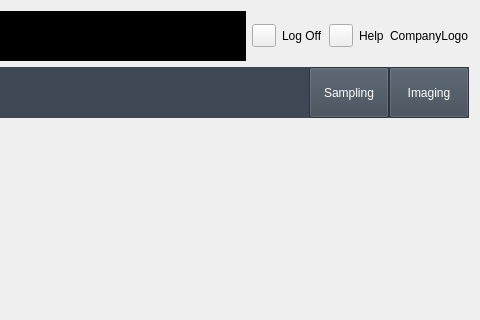
Old version of the form UIModular/MainWindow/MainWindowUI.ui in the repository EddyXieFalcon/ColorAnalyst; both pictures show x 495 to 975 and y 0 to 320 of the 975 by 844 pixel window.
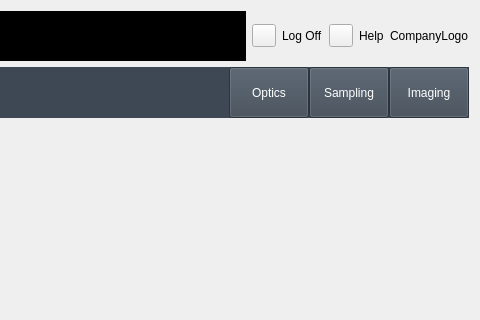
New version of the form.

```diff
--- a/UIModular/MainWindow/MainWindowUI.ui
+++ b/UIModular/MainWindow/MainWindowUI.ui
@@ -719,6 +719,137 @@
          </property>
         </spacer>
        </item>
+       <item>
+        <widget class="QPushButton" name="pushButton_Optics">
+         <property name="sizePolicy">
+          <sizepolicy hsizetype="Minimum" vsizetype="Expanding">
+           <horstretch>0</horstretch>
+           <verstretch>0</verstretch>
+          </sizepolicy>
+         </property>
+         <property name="palette">
+          <palette>
+           <active>
+            <colorrole role="Button">
+             <brush brushstyle="SolidPattern">
+              <color alpha="255">
+               <red>62</red>
+               <green>72</green>
+               <blue>84</blue>
+              </color>
+             </brush>
+            </colorrole>
+            <colorrole role="ButtonText">
+             <brush brushstyle="SolidPattern">
+              <color alpha="255">
+               <red>255</red>
+               <green>255</green>
+               <blue>255</blue>
+              </color>
+             </brush>
+            </colorrole>
+            <colorrole role="Base">
+             <brush brushstyle="SolidPattern">
+              <color alpha="255">
+               <red>62</red>
+               <green>72</green>
+               <blue>84</blue>
+              </color>
+             </brush>
+            </colorrole>
+            <colorrole role="Window">
+             <brush brushstyle="SolidPattern">
+              <color alpha="255">
+               <red>62</red>
+               <green>72</green>
+               <blue>84</blue>
+              </color>
+             </brush>
+            </colorrole>
+           </active>
+           <inactive>
+            <colorrole role="Button">
+             <brush brushstyle="SolidPattern">
+              <color alpha="255">
+               <red>62</red>
+               <green>72</green>
+               <blue>84</blue>
+              </color>
+             </brush>
+            </colorrole>
+            <colorrole role="ButtonText">
+             <brush brushstyle="SolidPattern">
+              <color alpha="255">
+               <red>255</red>
+               <green>255</green>
+               <blue>255</blue>
+              </color>
+             </brush>
+            </colorrole>
+            <colorrole role="Base">
+             <brush brushstyle="SolidPattern">
+              <color alpha="255">
+               <red>62</red>
+               <green>72</green>
+               <blue>84</blue>
+              </color>
+             </brush>
+            </colorrole>
+            <colorrole role="Window">
+             <brush brushstyle="SolidPattern">
+              <color alpha="255">
+               <red>62</red>
+               <green>72</green>
+               <blue>84</blue>
+              </color>
+             </brush>
+            </colorrole>
+           </inactive>
+           <disabled>
+            <colorrole role="Button">
+             <brush brushstyle="SolidPattern">
+              <color alpha="255">
+               <red>62</red>
+               <green>72</green>
+               <blue>84</blue>
+              </color>
+             </brush>
+            </colorrole>
+            <colorrole role="ButtonText">
+             <brush brushstyle="SolidPattern">
+              <color alpha="255">
+               <red>120</red>
+               <green>120</green>
+               <blue>120</blue>
+              </color>
+             </brush>
+            </colorrole>
+            <colorrole role="Base">
+             <brush brushstyle="SolidPattern">
+              <color alpha="255">
+               <red>62</red>
+               <green>72</green>
+               <blue>84</blue>
+              </color>
+             </brush>
+            </colorrole>
+            <colorrole role="Window">
+             <brush brushstyle="SolidPattern">
+              <color alpha="255">
+               <red>62</red>
+               <green>72</green>
+               <blue>84</blue>
+              </color>
+             </brush>
+            </colorrole>
+           </disabled>
+          </palette>
+         </property>
+         <property name="text">
+          <string>Optics</string>
+         </property>
+        </widget>
+       </item>
        <item>
         <widget class="QPushButton" name="pushButton_Sampling">
          <property name="sizePolicy">
```
